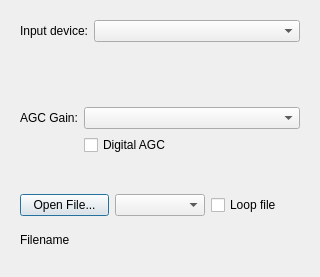
Above: gui/setupdialog.ui from KejPi/AbracaDABra before the change. Below: the same form after it.
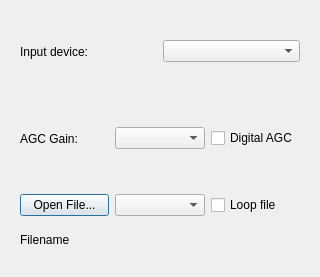
That is the form after the change.

Commit message: Setup dialog redesigned, DAGC settings is stored and restored

```diff
--- a/gui/setupdialog.ui
+++ b/gui/setupdialog.ui
@@ -22,15 +22,15 @@
      <property name="frameShadow">
       <enum>QFrame::Raised</enum>
      </property>
-     <layout class="QFormLayout" name="formLayout_2">
-      <item row="0" column="0">
+     <layout class="QHBoxLayout" name="horizontalLayout">
+      <item>
        <widget class="QLabel" name="inputDeviceLabel">
         <property name="text">
          <string>Input device:</string>
         </property>
        </widget>
       </item>
-      <item row="0" column="1">
+      <item>
        <widget class="QComboBox" name="inputCombo"/>
       </item>
      </layout>
@@ -44,18 +44,18 @@
      <property name="frameShadow">
       <enum>QFrame::Raised</enum>
      </property>
-     <layout class="QFormLayout" name="formLayout">
-      <item row="0" column="0">
+     <layout class="QHBoxLayout" name="horizontalLayout_2">
+      <item>
        <widget class="QLabel" name="agcGainLabel">
         <property name="text">
          <string>AGC Gain:</string>
         </property>
        </widget>
       </item>
-      <item row="0" column="1">
+      <item>
        <widget class="QComboBox" name="gainCombo"/>
       </item>
-      <item row="1" column="1">
+      <item>
        <widget class="QCheckBox" name="dagcCheckBox">
         <property name="text">
          <string>Digital AGC</string>
```
The commit also changes 3 other files.
